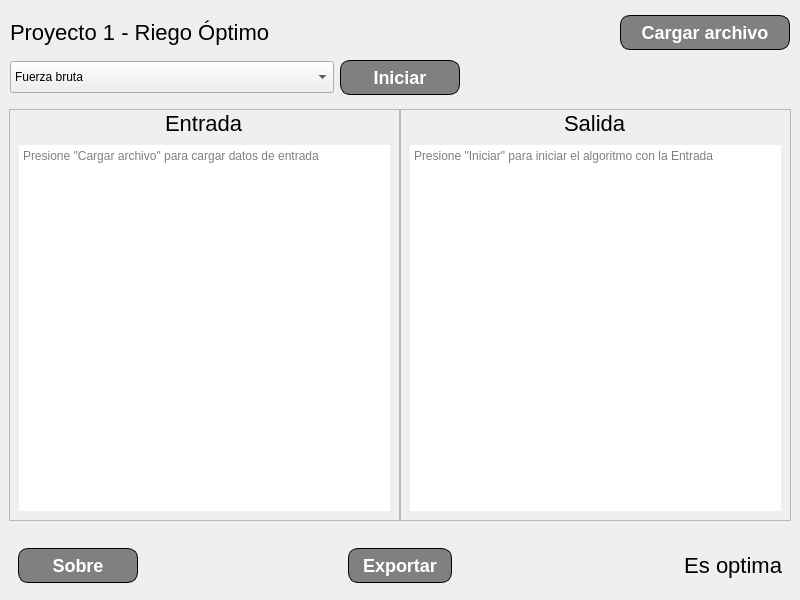
Before: the Qt Designer form views/vista_principal.ui in JuanLoaiza007/Proyecto-1-ADA-II, drawn with Qt 5.
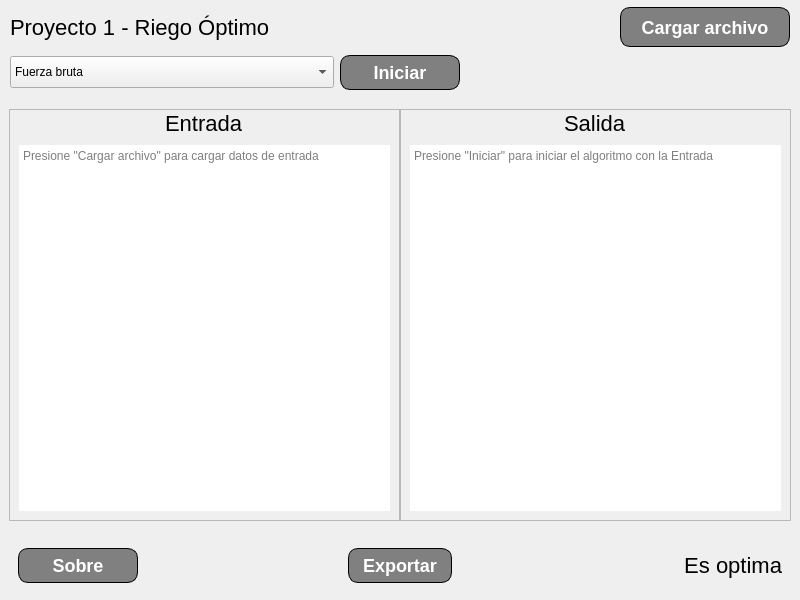
After: the same form once the commit is applied.

Commit message: Correcting text fonts for Windows

Patch:
```diff
--- a/views/vista_principal.ui
+++ b/views/vista_principal.ui
@@ -495,20 +495,20 @@
         <number>10</number>
        </property>
        <property name="topMargin">
-        <number>10</number>
+        <number>5</number>
        </property>
        <property name="rightMargin">
         <number>10</number>
        </property>
        <property name="bottomMargin">
-        <number>0</number>
+        <number>5</number>
        </property>
        <item>
         <widget class="QFrame" name="head1">
          <property name="minimumSize">
           <size>
            <width>780</width>
-           <height>30</height>
+           <height>40</height>
           </size>
          </property>
          <property name="frameShape">
@@ -566,7 +566,7 @@
             <property name="maximumSize">
              <size>
               <width>170</width>
-              <height>35</height>
+              <height>40</height>
              </size>
             </property>
             <property name="cursor">
```
Left out of the diff: 13 changed lines with no effect on the pictures. The commit also changes 1 other file.
